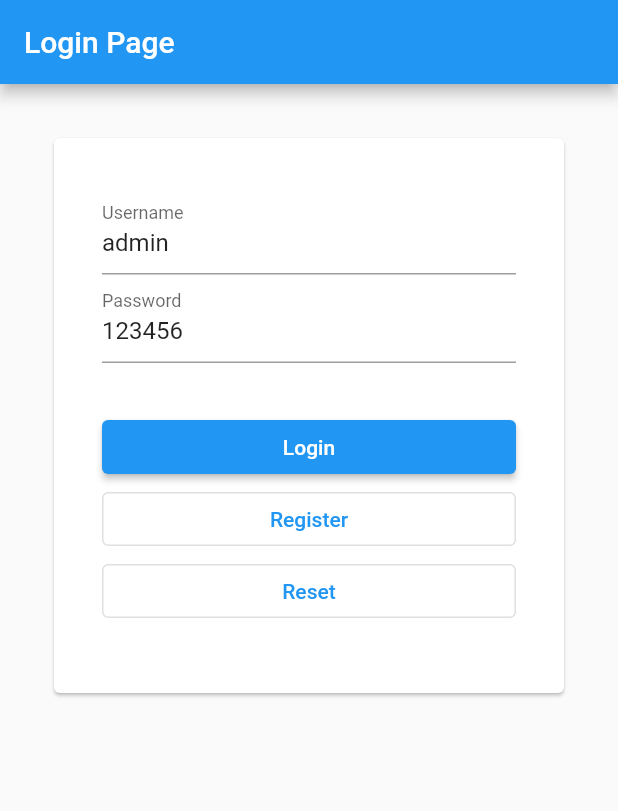
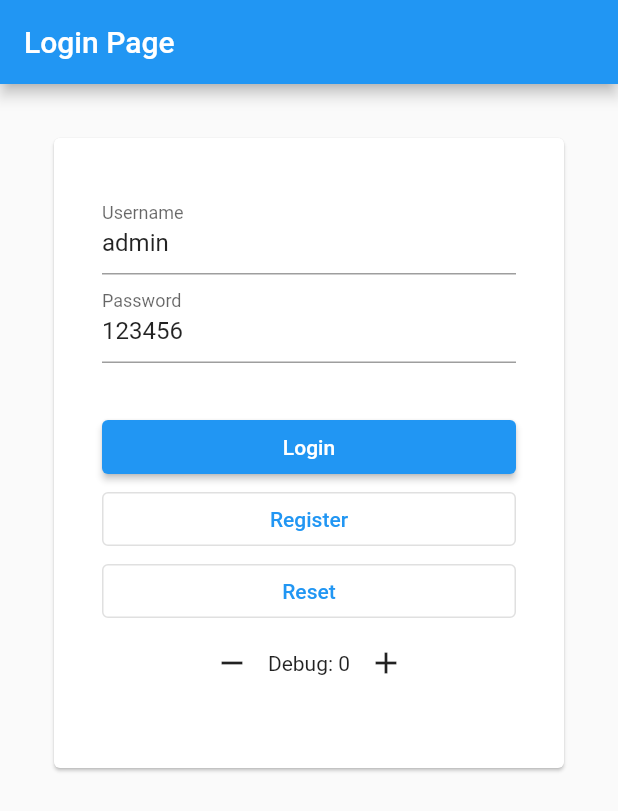
Before and after one commit to chaiyaphat20/flutter_ep1, a Flutter app: the screen it shows after launch, on a phone screen of 412 x 824 dp. Shown: the top 811 px of the screen. Run offline on Flutter 3.47's test engine with Material 2 defaults, Android fonts, the phone set to English and light mode, and no system bars; our stand-ins replace bloc.

```diff
--- /dev/null
+++ b/lib/src/bloc/login/login_event.dart
@@ -0,0 +1,4 @@
+part of 'login_bloc.dart';
+
+@immutable
+abstract class LoginEvent {}
--- /dev/null
+++ b/lib/src/bloc/login/login_state.dart
@@ -0,0 +1,6 @@
+part of 'login_bloc.dart';
+
+@immutable
+abstract class LoginState {}
+
+class LoginInitial extends LoginState {}
--- a/lib/src/pages/login/login_page.dart
+++ b/lib/src/pages/login/login_page.dart
@@ -11,6 +11,7 @@ class LoginPage extends StatefulWidget {
 class _LoginPageState extends State<LoginPage> {
   final _usernameController = TextEditingController();
   final _passwordController = TextEditingController();
+  int count = 0;
 
   @override
   void initState() {
@@ -33,7 +34,7 @@ class _LoginPageState extends State<LoginPage> {
           child: Card(
             child: Container(
               padding: const EdgeInsets.all(32),
-              height: 370,
+              height: 420,
               child: Column(
                   crossAxisAlignment: CrossAxisAlignment.stretch,
                   children: [
@@ -41,7 +42,21 @@ class _LoginPageState extends State<LoginPage> {
                     const SizedBox(
                       height: 32,
                     ),
-                    ..._buildButtons()
+                    ..._buildButtons(),
+                    Row(
+                      mainAxisAlignment: MainAxisAlignment.center,
+                      children: [
+                        IconButton(
+                          onPressed: _handleClickRemove,
+                          icon: const Icon(Icons.remove),
+                        ),
+                        Text("Debug: $count"),
+                        IconButton(
+                          onPressed: _handleClickAdd,
+                          icon: const Icon(Icons.add),
+                        )
+                      ],
+                    )
                   ]),
             ),
           ),
@@ -63,6 +78,17 @@ class _LoginPageState extends State<LoginPage> {
 
   void _handleClickRegister() {
     Navigator.pushNamed(context, AppRoute.register);
+  }
+
+  void _handleClickAdd() {
+    setState(() {
+      count++;
+    });
+  }
+
+  void _handleClickRemove() {
+    count--;
+    setState(() {});
   }
 
   _buildButtons() {
--- a/pubspec.yaml
+++ b/pubspec.yaml
@@ -30,7 +30,7 @@ environment:
 dependencies:
   flutter:
     sdk: flutter
-
+  flutter_bloc: ^8.1.1
 
   # The following adds the Cupertino Icons font to your application.
   # Use with the CupertinoIcons class for iOS style icons.
```
Also changed, not shown: lib/src/bloc/login/login_bloc.dart (added, +13 -0 lines), pubspec.lock.
